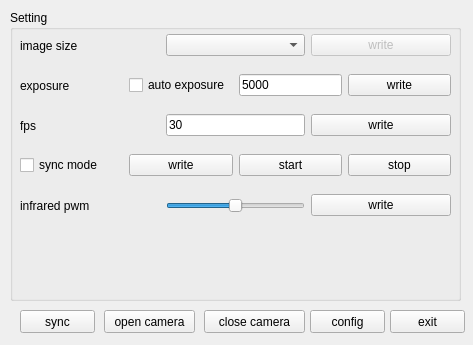
First picture: the form in src/formCameraConfig/formcamconfig.ui, repository guanglun/GLMocap, before the edit.
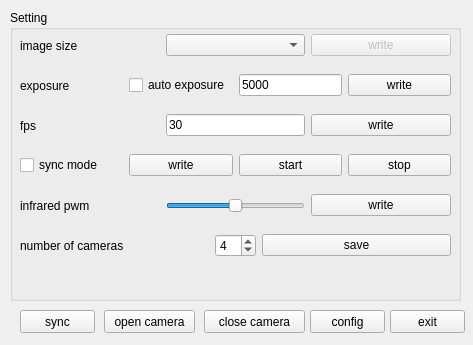
Second picture: the form after the edit.

Patch:
```diff
--- a/src/formCameraConfig/formcamconfig.ui
+++ b/src/formCameraConfig/formcamconfig.ui
@@ -218,6 +218,39 @@
      </item>
     </layout>
    </widget>
+   <widget class="QWidget" name="horizontalLayoutWidget_6">
+    <property name="geometry">
+     <rect>
+      <x>10</x>
+      <y>220</y>
+      <width>431</width>
+      <height>31</height>
+     </rect>
+    </property>
+    <layout class="QHBoxLayout" name="horizontalLayout_6" stretch="1,0,1">
+     <item>
+      <widget class="QLabel" name="label_5">
+       <property name="text">
+        <string>number of cameras</string>
+       </property>
+      </widget>
+     </item>
+     <item>
+      <widget class="QSpinBox" name="sp_num_cam">
+       <property name="value">
+        <number>4</number>
+       </property>
+      </widget>
+     </item>
+     <item>
+      <widget class="QPushButton" name="pb_save_num_cam">
+       <property name="text">
+        <string>save</string>
+       </property>
+      </widget>
+     </item>
+    </layout>
+   </widget>
   </widget>
   <widget class="QPushButton" name="pb_set_config">
    <property name="geometry">
```
